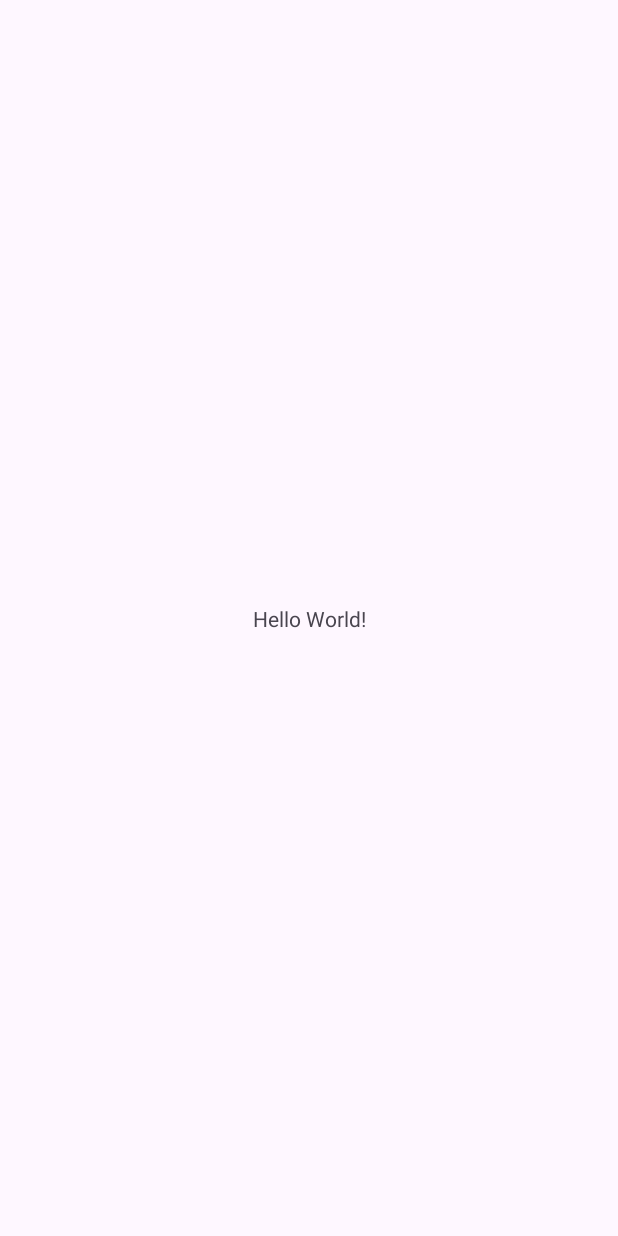
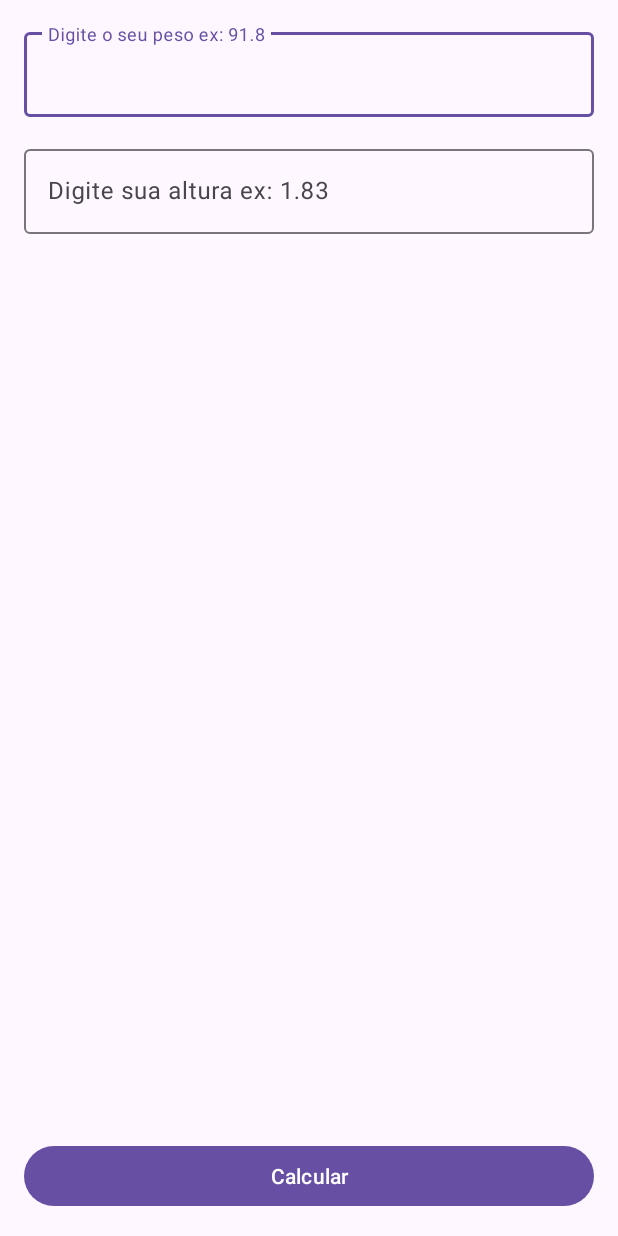
Before and after one commit to ssouzageo/calculadoraimc2, an Android app: the screen it shows after launch (MainActivity), on a phone screen of 412 x 824 dp. Before the commit the screen is almost empty. Run offline under Robolectric (Android 15) with nearby library versions, the phone set to English and light mode, and no system bars.

Commit message:
Tela inicial editText.

```diff
--- a/app/src/main/java/com/comunidadedevspace/imc/MainActivity.kt
+++ b/app/src/main/java/com/comunidadedevspace/imc/MainActivity.kt
@@ -2,10 +2,31 @@
 
 import androidx.appcompat.app.AppCompatActivity
 import android.os.Bundle
+import android.widget.Button
+import com.google.android.material.textfield.TextInputEditText
 
 class MainActivity : AppCompatActivity() {
     override fun onCreate(savedInstanceState: Bundle?) {
         super.onCreate(savedInstanceState)
         setContentView(R.layout.activity_main)
+
+        // 1. Recuperar os componentes EditText;
+        // 2. Criar uma varíavel e recupera um componente de UI <EditText>
+        // 3. Recuperar o botão da tela;
+        // 4. Colocar ação do botão;
+        // 5. Recuperar o texto dgitado nos edts.
+
+
+        val edtPeso = findViewById<TextInputEditText>(R.id.edtpeso)
+        val edtAltura = findViewById<TextInputEditText>(R.id.edtaltura)
+        val btnCalcular = findViewById<Button>(R.id.btn_calcular)
+
+        btnCalcular.setOnClickListener {
+
+            val peso = edtPeso.text
+            val altura = edtAltura.text
+
+            println("Geo ação do botão " + altura)
+        }
     }
 }
--- a/app/src/main/res/layout/activity_main.xml
+++ b/app/src/main/res/layout/activity_main.xml
@@ -6,13 +6,47 @@
     android:layout_height="match_parent"
     tools:context=".MainActivity">
 
-    <TextView
-        android:layout_width="wrap_content"
+    <Button
+        android:id="@+id/btn_calcular"
+        android:layout_width="match_parent"
         android:layout_height="wrap_content"
-        android:text="Hello World!"
+        android:layout_margin="16dp"
+        android:text="Calcular"
         app:layout_constraintBottom_toBottomOf="parent"
         app:layout_constraintEnd_toEndOf="parent"
+        app:layout_constraintStart_toStartOf="parent" />
+
+    <com.google.android.material.textfield.TextInputLayout
+        android:id="@+id/textInputLayout"
+        android:layout_width="match_parent"
+        android:layout_height="wrap_content"
+        android:layout_margin="16dp"
+        app:layout_constraintEnd_toEndOf="parent"
         app:layout_constraintStart_toStartOf="parent"
-        app:layout_constraintTop_toTopOf="parent" />
+        app:layout_constraintTop_toTopOf="parent">
+
+        <com.google.android.material.textfield.TextInputEditText
+            android:id="@+id/edtpeso"
+            android:layout_width="match_parent"
+            android:layout_height="wrap_content"
+            android:hint="Digite o seu peso ex: 91.8"
+            android:inputType="numberDecimal" />
+    </com.google.android.material.textfield.TextInputLayout>
+
+    <com.google.android.material.textfield.TextInputLayout
+        android:layout_width="match_parent"
+        android:layout_height="wrap_content"
+        android:layout_margin="16dp"
+        app:layout_constraintEnd_toEndOf="parent"
+        app:layout_constraintStart_toStartOf="parent"
+        app:layout_constraintTop_toBottomOf="@+id/textInputLayout">
+
+        <com.google.android.material.textfield.TextInputEditText
+            android:id="@+id/edtaltura"
+            android:layout_width="match_parent"
+            android:layout_height="wrap_content"
+            android:inputType="numberDecimal"
+            android:hint="Digite sua altura ex: 1.83" />
+    </com.google.android.material.textfield.TextInputLayout>
 
 </androidx.constraintlayout.widget.ConstraintLayout>
```
Also changed, not shown: gradle/wrapper/gradle-wrapper.properties, 3 other files.
